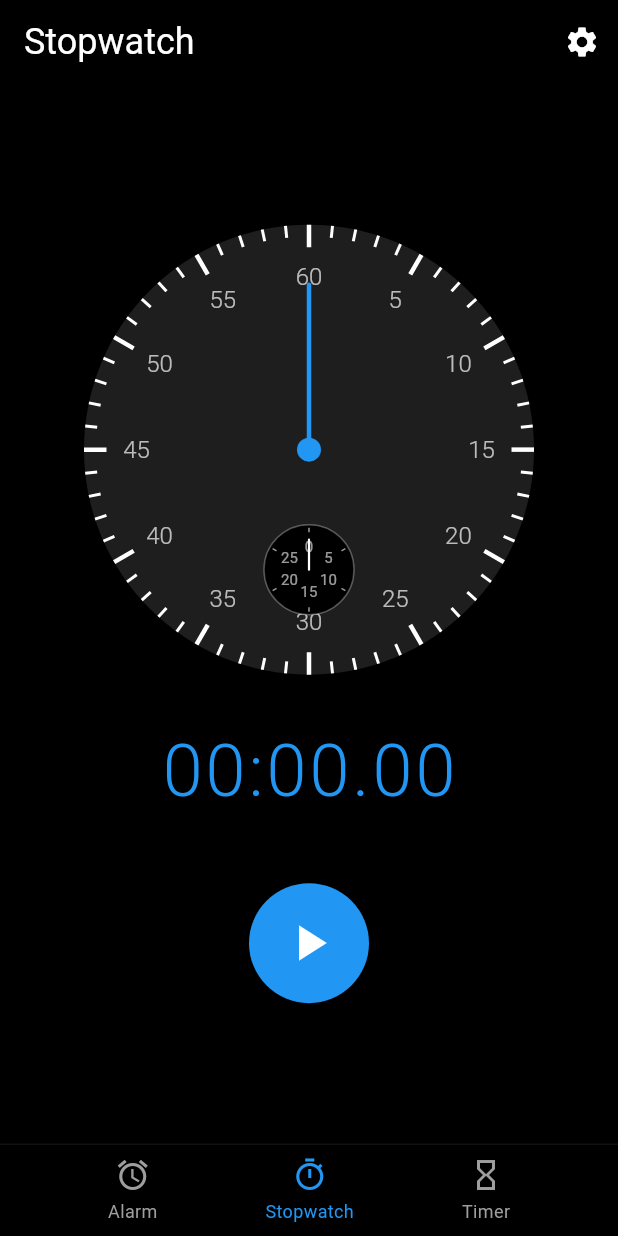
After one commit to Anshul-18/Myalarm, a Flutter app: the screen it shows after launch, after a tap on "Stopwatch", on a phone screen of 412 x 824 dp. The commit adds this screen. Run offline on Flutter 3.47's test engine with Material 3 defaults, Android fonts, the phone set to English and light mode, and no system bars; our stand-ins replace flutter_local_notifications, timezone; missing offline and left inert: alarm_app.

Commit message:
added stop watch functionaltiy and little changes in navigation
Signed-off-by: Anshul <anshulw250@gmail.com>

```diff
--- a/lib/pages/home_page.dart
+++ b/lib/pages/home_page.dart
@@ -2,6 +2,7 @@ import 'package:flutter/material.dart';
 import 'package:flutter/services.dart';
 import 'add_alarm_page.dart';
 import 'alarm_ringing_page.dart';
+import 'stopwatch_page.dart';
 import '../services/alarm_service.dart';
 import '../main.dart';
 
@@ -33,6 +34,7 @@ class HomePage extends StatefulWidget {
 class _HomePageState extends State<HomePage> {
   List<AlarmInfo> alarms = [];
   int _selectedTabIndex = 0;
+  final PageController _pageController = PageController();
   static const platform = MethodChannel('flutter_alarmapp/alarm');
 
   @override
@@ -40,6 +42,12 @@ class _HomePageState extends State<HomePage> {
     super.initState();
     AlarmService.initialize();
     _setupAlarmListener();
+  }
+
+  @override
+  void dispose() {
+    _pageController.dispose();
+    super.dispose();
   }
 
   void _setupAlarmListener() {
@@ -226,6 +234,34 @@ class _HomePageState extends State<HomePage> {
   Widget build(BuildContext context) {
     return Scaffold(
       backgroundColor: Colors.black,
+      body: PageView(
+        controller: _pageController,
+        onPageChanged: (index) {
+          setState(() {
+            _selectedTabIndex = index;
+          });
+        },
+        children: [
+          _buildAlarmPage(),
+          StopwatchPage(
+            selectedIndex: _selectedTabIndex,
+            onNavigate: (index) {
+              _pageController.animateToPage(
+                index,
+                duration: const Duration(milliseconds: 300),
+                curve: Curves.easeInOut,
+              );
+            },
+          ),
+          _buildTimerPage(),
+        ],
+      ),
+    );
+  }
+
+  Widget _buildAlarmPage() {
+    return Scaffold(
+      backgroundColor: Colors.black,
       appBar: AppBar(
         backgroundColor: Colors.black,
         elevation: 0,
@@ -325,6 +361,40 @@ class _HomePageState extends State<HomePage> {
                 child: const Icon(Icons.add, color: Colors.white, size: 28),
               ),
             ),
+          ),
+        ],
+      ),
+    );
+  }
+
+  Widget _buildTimerPage() {
+    return Scaffold(
+      backgroundColor: Colors.black,
+      appBar: AppBar(
+        backgroundColor: Colors.black,
+        elevation: 0,
+        title: const Text(
+          'Timer',
+          style: TextStyle(
+            color: Colors.white,
+            fontSize: 24,
+            fontWeight: FontWeight.w400,
+          ),
+        ),
+      ),
+      body: Stack(
+        children: [
+          const Center(
+            child: Text(
+              'Timer - Coming soon!',
+              style: TextStyle(color: Colors.white70, fontSize: 18),
+            ),
+          ),
+          Positioned(
+            bottom: 0,
+            left: 0,
+            right: 0,
+            child: _buildBottomNavigation(),
           ),
         ],
       ),
@@ -480,7 +550,6 @@ class _HomePageState extends State<HomePage> {
             children: [
               _buildNavItem(Icons.alarm, 'Alarm', 0),
               _buildNavItem(Icons.timer_outlined, 'Stopwatch', 1),
-              const SizedBox(width: 60), // Space for FAB
               _buildNavItem(Icons.hourglass_empty, 'Timer', 2),
             ],
           ),
@@ -493,28 +562,11 @@ class _HomePageState extends State<HomePage> {
     final isSelected = _selectedTabIndex == index;
     return GestureDetector(
       onTap: () {
-        setState(() {
-          _selectedTabIndex = index;
-        });
-        if (index == 1) {
-          // Stopwatch
-          ScaffoldMessenger.of(context).showSnackBar(
-            SnackBar(
-              content: const Text('Stopwatch - Coming soon!'),
-              duration: const Duration(seconds: 1),
-              backgroundColor: Colors.grey[800],
-            ),
-          );
-        } else if (index == 2) {
-          // Timer
-          ScaffoldMessenger.of(context).showSnackBar(
-            SnackBar(
-              content: const Text('Timer - Coming soon!'),
-              duration: const Duration(seconds: 1),
-              backgroundColor: Colors.grey[800],
-            ),
-          );
-        }
+        _pageController.animateToPage(
+          index,
+          duration: const Duration(milliseconds: 300),
+          curve: Curves.easeInOut,
+        );
       },
       child: Column(
         mainAxisSize: MainAxisSize.min,
--- /dev/null
+++ b/lib/pages/stopwatch_page.dart
@@ -0,0 +1,385 @@
+import 'package:flutter/material.dart';
+import 'dart:async';
+import 'dart:math' as math;
+
+class StopwatchPage extends StatefulWidget {
+  final Function(int)? onNavigate;
+  final int selectedIndex;
+
+  const StopwatchPage({super.key, this.onNavigate, this.selectedIndex = 1});
+
+  @override
+  _StopwatchPageState createState() => _StopwatchPageState();
+}
+
+class _StopwatchPageState extends State<StopwatchPage> {
+  final Stopwatch _stopwatch = Stopwatch();
+  Timer? _timer;
+  String _formattedTime = '00:00.00';
+
+  @override
+  void dispose() {
+    _timer?.cancel();
+    super.dispose();
+  }
+
+  void _startStopwatch() {
+    _stopwatch.start();
+    _timer = Timer.periodic(const Duration(milliseconds: 10), (timer) {
+      setState(() {
+        _formattedTime = _formatTime(_stopwatch.elapsedMilliseconds);
+      });
+    });
+  }
+
+  void _stopStopwatch() {
+    _stopwatch.stop();
+    _timer?.cancel();
+  }
+
+  void _resetStopwatch() {
+    _stopwatch.reset();
+    setState(() {
+      _formattedTime = '00:00.00';
+    });
+  }
+
+  String _formatTime(int milliseconds) {
+    int hundreds = (milliseconds / 10).truncate();
+    int seconds = (hundreds / 100).truncate();
+    int minutes = (seconds / 60).truncate();
+
+    String minutesStr = (minutes % 60).toString().padLeft(2, '0');
+    String secondsStr = (seconds % 60).toString().padLeft(2, '0');
+    String hundredsStr = (hundreds % 100).toString().padLeft(2, '0');
+
+    return '$minutesStr:$secondsStr.$hundredsStr';
+  }
+
+  @override
+  Widget build(BuildContext context) {
+    return Scaffold(
+      backgroundColor: Colors.black,
+      appBar: AppBar(
+        backgroundColor: Colors.black,
+        elevation: 0,
+        automaticallyImplyLeading: false,
+        title: const Text(
+          'Stopwatch',
+          style: TextStyle(
+            color: Colors.white,
+            fontSize: 24,
+            fontWeight: FontWeight.w400,
+          ),
+        ),
+        actions: [
+          IconButton(
+            icon: const Icon(Icons.settings, color: Colors.white),
+            onPressed: () {},
+          ),
+        ],
+      ),
+      body: Column(
+        children: [
+          Expanded(
+            child: Center(
+              child: SingleChildScrollView(
+                child: Column(
+                  mainAxisAlignment: MainAxisAlignment.center,
+                  children: [
+                    const SizedBox(height: 20),
+                    // Stopwatch display
+                    CustomPaint(
+                      size: const Size(300, 300),
+                      painter: StopwatchPainter(
+                        elapsedMilliseconds: _stopwatch.elapsedMilliseconds,
+                      ),
+                    ),
+                    const SizedBox(height: 30),
+                    // Time display
+                    Text(
+                      _formattedTime,
+                      style: const TextStyle(
+                        color: Colors.blue,
+                        fontSize: 48,
+                        fontWeight: FontWeight.w300,
+                        letterSpacing: 2,
+                      ),
+                    ),
+                    const SizedBox(height: 40),
+                    // Control buttons
+                    Row(
+                      mainAxisAlignment: MainAxisAlignment.center,
+                      children: [
+                        // Reset button
+                        if (_stopwatch.elapsedMilliseconds > 0 && !_stopwatch.isRunning)
+                          GestureDetector(
+                            onTap: _resetStopwatch,
+                            child: Container(
+                              width: 70,
+                              height: 70,
+                              decoration: BoxDecoration(
+                                shape: BoxShape.circle,
+                                color: Colors.grey[900],
+                              ),
+                              child: const Icon(
+                                Icons.refresh,
+                                color: Colors.white,
+                                size: 32,
+                              ),
+                            ),
+                          ),
+                        if (_stopwatch.elapsedMilliseconds > 0 && !_stopwatch.isRunning)
+                          const SizedBox(width: 40),
+                        // Play/Pause button
+                        GestureDetector(
+                          onTap: () {
+                            if (_stopwatch.isRunning) {
+                              _stopStopwatch();
+                            } else if (_stopwatch.elapsedMilliseconds > 0) {
+                              _startStopwatch();
+                            } else {
+                              _startStopwatch();
+                            }
+                            setState(() {});
+                          },
+                          child: Container(
+                            width: 80,
+                            height: 80,
+                            decoration: const BoxDecoration(
+                              shape: BoxShape.circle,
+                              color: Colors.blue,
+                            ),
+                            child: Icon(
+                              _stopwatch.isRunning ? Icons.pause : Icons.play_arrow,
+                              color: Colors.white,
+                              size: 40,
+                            ),
+                          ),
+                        ),
+                      ],
+                    ),
+                    const SizedBox(height: 20),
+                  ],
+                ),
+              ),
+            ),
+          ),
+          _buildBottomNavigation(),
+        ],
+      ),
+    );
+  }
+
+  Widget _buildBottomNavigation() {
+    return Container(
+      decoration: BoxDecoration(
+        color: Colors.black,
+        border: Border(
+          top: BorderSide(color: Colors.grey.shade900, width: 0.5),
+        ),
+      ),
+      child: SafeArea(
+        child: Padding(
+          padding: const EdgeInsets.symmetric(vertical: 8),
+          child: Row(
+            mainAxisAlignment: MainAxisAlignment.spaceEvenly,
+            children: [
+              _buildNavItem(Icons.alarm, 'Alarm', 0),
+              _buildNavItem(Icons.timer_outlined, 'Stopwatch', 1),
+              _buildNavItem(Icons.hourglass_empty, 'Timer', 2),
+            ],
+          ),
+        ),
+      ),
+    );
+  }
+
+  Widget _buildNavItem(IconData icon, String label, int index) {
+    final isSelected = widget.selectedIndex == index;
+    return GestureDetector(
+      onTap: () {
+        if (widget.onNavigate != null) {
+          widget.onNavigate!(index);
+        }
+      },
+      child: Column(
+        mainAxisSize: MainAxisSize.min,
+        children: [
+          Icon(
+            icon,
+            color: isSelected ? Colors.blue : Colors.grey,
+            size: 24,
+          ),
+          const SizedBox(height: 4),
+          Text(
+            label,
+            style: TextStyle(
+              color: isSelected ? Colors.blue : Colors.grey,
+              fontSize: 12,
+            ),
+          ),
+        ],
+      ),
+    );
+  }
+}
+
+class StopwatchPainter extends CustomPainter {
+  final int elapsedMilliseconds;
+
+  StopwatchPainter({required this.elapsedMilliseconds});
+
+  @override
+  void paint(Canvas canvas, Size size) {
+    final center = Offset(size.width / 2, size.height / 2);
+    final radius = size.width / 2;
+
+    // Draw outer circle
+    final outerCirclePaint = Paint()
+      ..color = const Color(0xFF1E1E1E)
+      ..style = PaintingStyle.fill;
+    canvas.drawCircle(center, radius, outerCirclePaint);
+
+    // Draw tick marks
+    final tickPaint = Paint()
+      ..color = Colors.white
+      ..strokeWidth = 2;
+
+    for (int i = 0; i < 60; i++) {
+      final angle = (i * 6 - 90) * 3.14159 / 180;
+      final isMainTick = i % 5 == 0;
+      final tickLength = isMainTick ? 15.0 : 8.0;
+      final tickWidth = isMainTick ? 3.0 : 2.0;
+
+      tickPaint.strokeWidth = tickWidth;
+
+      final startX = center.dx + (radius - tickLength) * math.cos(angle);
+      final startY = center.dy + (radius - tickLength) * math.sin(angle);
+      final endX = center.dx + radius * math.cos(angle);
+      final endY = center.dy + radius * math.sin(angle);
+
+      canvas.drawLine(Offset(startX, startY), Offset(endX, endY), tickPaint);
+
+      // Draw numbers for main ticks
+      if (isMainTick) {
+        final number = i == 0 ? 60 : i;
+        final textPainter = TextPainter(
+          text: TextSpan(
+            text: number.toString(),
+            style: const TextStyle(
+              color: Colors.white70,
+              fontSize: 16,
+              fontWeight: FontWeight.w300,
+            ),
+          ),
+          textDirection: TextDirection.ltr,
+        );
+        textPainter.layout();
+
+        final textX = center.dx + (radius - 35) * math.cos(angle) - textPainter.width / 2;
+        final textY = center.dy + (radius - 35) * math.sin(angle) - textPainter.height / 2;
+
+        textPainter.paint(canvas, Offset(textX, textY));
+      }
+    }
+
+    // Draw elapsed time hand (blue)
+    final seconds = (elapsedMilliseconds / 1000) % 60;
+    final secondAngle = (seconds * 6 - 90) * 3.14159 / 180;
+
+    final handPaint = Paint()
+      ..color = Colors.blue
+      ..strokeWidth = 3
+      ..strokeCap = StrokeCap.round;
+
+    final handLength = radius - 40;
+    final handEndX = center.dx + handLength * math.cos(secondAngle);
+    final handEndY = center.dy + handLength * math.sin(secondAngle);
+
+    canvas.drawLine(center, Offset(handEndX, handEndY), handPaint);
+
+    // Draw center circle
+    final centerCirclePaint = Paint()
+      ..color = Colors.blue
+      ..style = PaintingStyle.fill;
+    canvas.drawCircle(center, 8, centerCirclePaint);
+
+    // Draw small second counter at bottom
+    final smallSeconds = (elapsedMilliseconds / 1000).floor();
+    final smallSecondAngle = ((smallSeconds % 30) * 12 - 90) * 3.14159 / 180;
+
+    final smallCircleCenter = Offset(center.dx, center.dy + 80);
+    final smallRadius = 30.0;
+
+    // Small circle background
+    final smallCircleBgPaint = Paint()
+      ..color = Colors.black
+      ..style = PaintingStyle.fill;
+    canvas.drawCircle(smallCircleCenter, smallRadius, smallCircleBgPaint);
+
+    // Small circle border
+    final smallCircleBorderPaint = Paint()
+      ..color = Colors.white30
+      ..style = PaintingStyle.stroke
+      ..strokeWidth = 1;
+    canvas.drawCircle(smallCircleCenter, smallRadius, smallCircleBorderPaint);
+
+    // Small ticks
+    for (int i = 0; i < 30; i++) {
+      if (i % 5 == 0) {
+        final tickAngle = (i * 12 - 90) * 3.14159 / 180;
+        final tickStart = 25.0;
+        final tickEnd = 28.0;
+
+        final startX = smallCircleCenter.dx + tickStart * math.cos(tickAngle);
+        final startY = smallCircleCenter.dy + tickStart * math.sin(tickAngle);
+        final endX = smallCircleCenter.dx + tickEnd * math.cos(tickAngle);
+        final endY = smallCircleCenter.dy + tickEnd * math.sin(tickAngle);
+
+        final smallTickPaint = Paint()
+          ..color = Colors.white60
+          ..strokeWidth = 1;
+        canvas.drawLine(Offset(startX, startY), Offset(endX, endY), smallTickPaint);
+      }
+    }
+
+    // Small hand
+    final smallHandPaint = Paint()
+      ..color = Colors.white
+      ..strokeWidth = 1.5
+      ..strokeCap = StrokeCap.round;
+
+    final smallHandLength = 20.0;
+    final smallHandEndX = smallCircleCenter.dx + smallHandLength * math.cos(smallSecondAngle);
+    final smallHandEndY = smallCircleCenter.dy + smallHandLength * math.sin(smallSecondAngle);
+
+    canvas.drawLine(smallCircleCenter, Offset(smallHandEndX, smallHandEndY), smallHandPaint);
+
+    // Draw numbers on small circle
+    for (int i = 0; i < 30; i += 5) {
+      final angle = (i * 12 - 90) * 3.14159 / 180;
+      final textPainter = TextPainter(
+        text: TextSpan(
+          text: i.toString(),
+          style: const TextStyle(
+            color: Colors.white60,
+            fontSize: 10,
+          ),
+        ),
+        textDirection: TextDirection.ltr,
+      );
+      textPainter.layout();
+
+      final textX = smallCircleCenter.dx + 15 * math.cos(angle) - textPainter.width / 2;
+      final textY = smallCircleCenter.dy + 15 * math.sin(angle) - textPainter.height / 2;
+
+      textPainter.paint(canvas, Offset(textX, textY));
+    }
+  }
+
+  @override
+  bool shouldRepaint(StopwatchPainter oldDelegate) {
+    return oldDelegate.elapsedMilliseconds != elapsedMilliseconds;
+  }
+}
```
Also changed, not shown: 1 other file.
